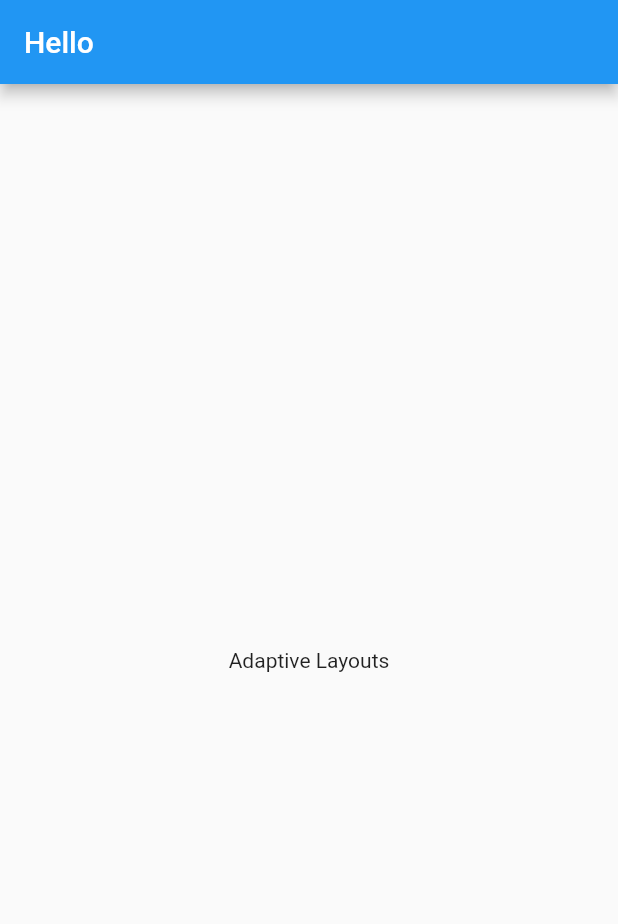
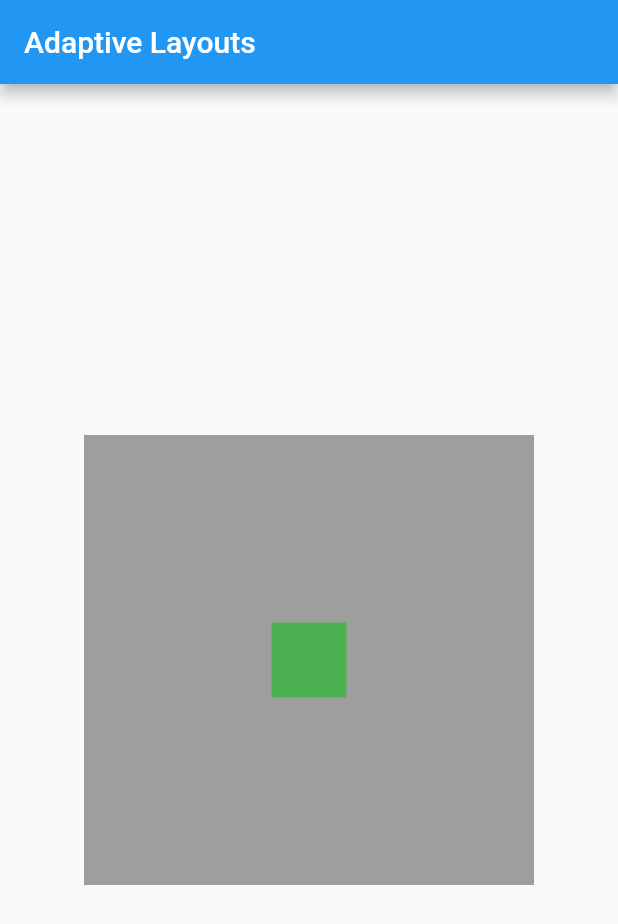
Before and after one commit to ybakos/flutter-adaptive-builder-demos, a Flutter app: the screen it shows after launch, on a phone screen of 412 x 824 dp. Shown: the top 924 px of the screen. Run offline on Flutter 3.47's test engine with Material 2 defaults, Android fonts, the phone set to English and light mode, and no system bars.

Commit message:
OrientationBuilder Demo.

```diff
--- a/lib/main.dart
+++ b/lib/main.dart
@@ -1,32 +1,26 @@
 import 'package:flutter/material.dart';
+import 'package:flutter/services.dart';
+import 'orientation_builder_demo.dart';
 
-void main() => runApp(App());
+void main() {
+  SystemChrome.setPreferredOrientations([
+    DeviceOrientation.portraitUp, DeviceOrientation.landscapeLeft, DeviceOrientation.landscapeRight
+  ]);
+  runApp(App());
+}
 
 class App extends StatelessWidget {
 
   @override
   Widget build(BuildContext context) {
     return MaterialApp(
-        title: 'Flutter Demo',
-        theme: ThemeData(
-          primarySwatch: Colors.blue
-        ),
+        title: 'Adaptive Layouts',
+        theme: ThemeData(primarySwatch: Colors.blue),
         home: Scaffold(
-          appBar: AppBar(
-            title: Text('Hello')
-          ),
-          body: AdaptiveWidget()
+          appBar: AppBar(title: Text('Adaptive Layouts')),
+          body: OrientationBuilderDemo()
         )
       );
   }
 
 }
-
-class AdaptiveWidget extends StatelessWidget {
-
-  @override
-  Widget build(BuildContext context) {
-    return Center(child: Text('Adaptive Layouts'));
-  }
-
-}
--- /dev/null
+++ b/lib/orientation_builder_demo.dart
@@ -0,0 +1,49 @@
+import 'package:flutter/material.dart';
+
+class OrientationBuilderDemo extends StatelessWidget {
+
+  @override
+  Widget build(BuildContext context) {
+    return Center(
+      child: Container(
+        color: Colors.grey,
+        alignment: AlignmentDirectional(0.0, 0.0),
+        constraints: BoxConstraints(
+          maxHeight: 300.0,
+          maxWidth: 300.0,
+          minWidth: 300.0,
+          minHeight: 200.0
+      ),
+        // child: MediaQuery.of(context).orientation == Orientation.portrait ? greenSquare() : redSquare()
+        child: OrientationBuilder(builder: (context, orientation) {
+          return orientation == Orientation.portrait ? greenSquare() : redSquare();
+        })
+      ),
+    );
+  }
+
+  Widget greenSquare() {
+    return Container(
+      color: Colors.green,
+      constraints: BoxConstraints(
+          maxHeight: 50.0,
+          maxWidth: 50.0,
+          minWidth: 50.0,
+          minHeight: 50.0
+      ),
+    );
+  }
+
+  Widget redSquare() {
+    return Container(
+      color: Colors.red,
+      constraints: BoxConstraints(
+          maxHeight: 50.0,
+          maxWidth: 50.0,
+          minWidth: 50.0,
+          minHeight: 50.0
+      ),
+    );
+  }
+
+}
```
Also changed, not shown: 1 other file.
